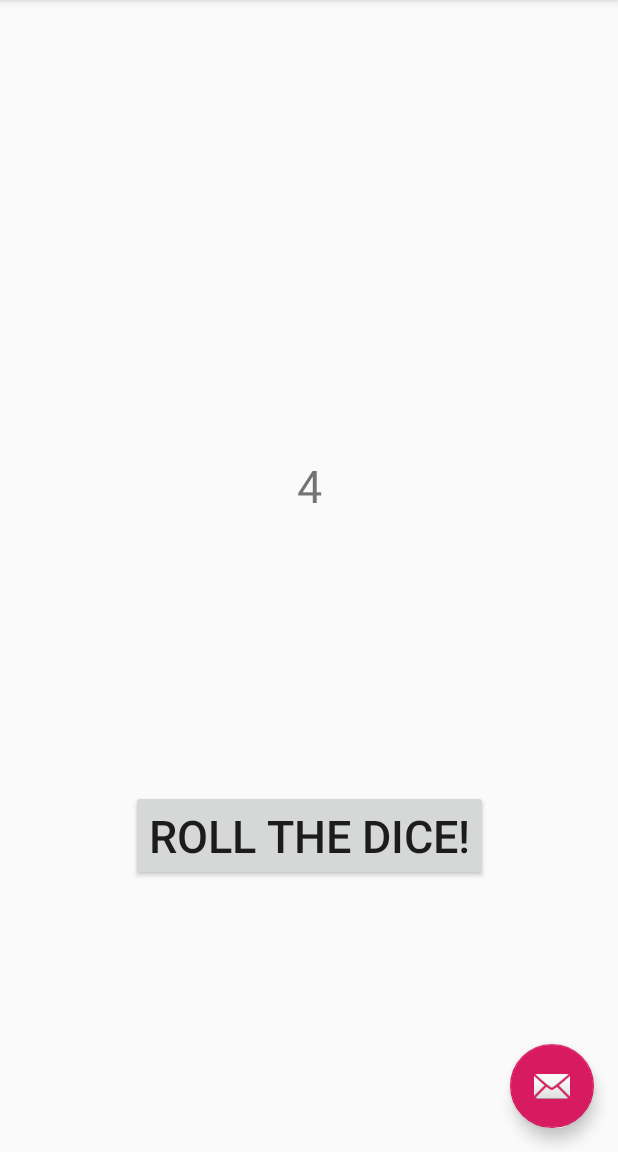
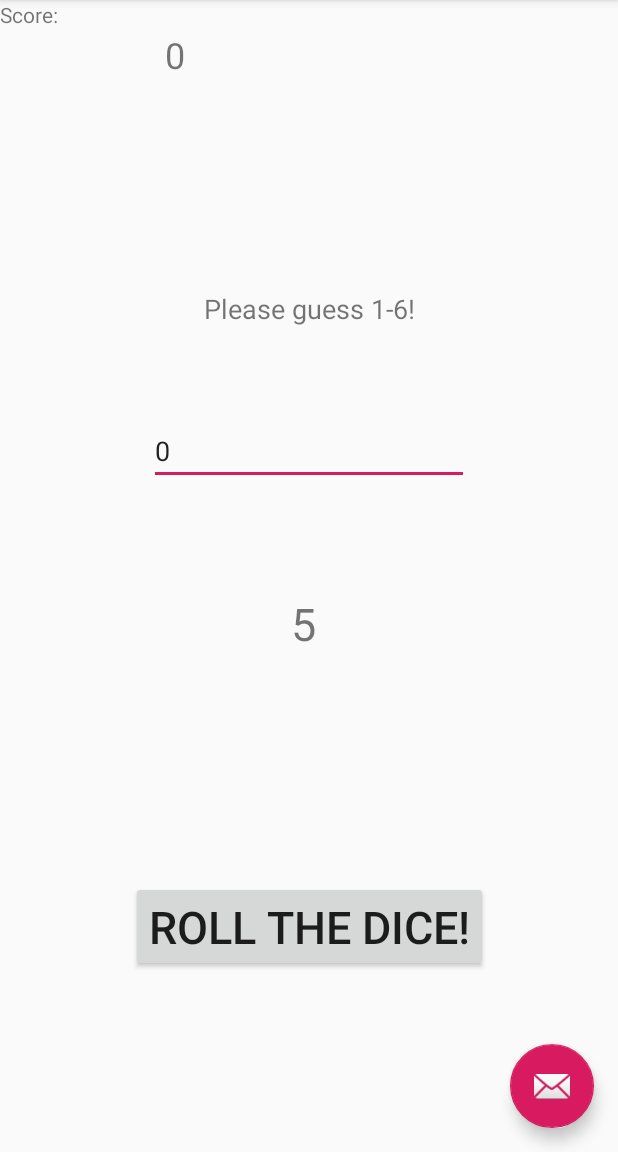
Before and after one commit to ASafi99/DiceRoller, an Android app: the screen it shows after launch (MainActivity), after a tap on "ROLL THE DICE!", on a phone screen of 412 x 824 dp, the part 84-1236 px from its top. Run offline under Robolectric (Android 15) with nearby library versions, the phone set to English and light mode, and no system bars.

Commit message:
Level two

```diff
--- a/app/src/main/java/com/example/diceroller/MainActivity.java
+++ b/app/src/main/java/com/example/diceroller/MainActivity.java
@@ -11,6 +11,8 @@ import androidx.appcompat.widget.Toolbar;
 import android.view.View;
 import android.view.Menu;
 import android.view.MenuItem;
+import android.widget.Button;
+import android.widget.EditText;
 import android.widget.TextView;
 import java.util.Random;
 
@@ -20,18 +22,70 @@ public class MainActivity extends AppCompatActivity {
     protected void onCreate(Bundle savedInstanceState) {
         super.onCreate(savedInstanceState);
         setContentView(R.layout.activity_main);
+        final TextView textOne = (TextView) findViewById(R.id.numberTextView);
+        final TextView guessText = (TextView)findViewById(R.id.textView2);
+        final EditText userGuess = (EditText) findViewById(R.id.editText);
+        final TextView score = (TextView)findViewById(R.id.score);
+        Button pushMe = (Button) findViewById(R.id.button);
+
+
+
+
+
+
+
+
+
         Toolbar toolbar = findViewById(R.id.toolbar);
         setSupportActionBar(toolbar);
 
-        FloatingActionButton fab = findViewById(R.id.fab);
-        fab.setOnClickListener(new View.OnClickListener() {
-            @Override
-            public void onClick(View view) {
-                Snackbar.make(view, "Replace with your own action", Snackbar.LENGTH_LONG)
-                        .setAction("Action", null).show();
-            }
-        });
-    }
+            pushMe.setOnClickListener(new View.OnClickListener() {
+                @Override
+                public void onClick(View v) {
+
+                    int counter=0;
+
+                    score.setText(String.valueOf(counter));
+
+
+                    String randText = "";
+
+                    Random r = new Random();
+
+                    int number = r.nextInt(6) + 1;
+
+                    randText = Integer.toString(number);
+
+                    textOne.setText(randText);
+
+                    int userNumber = Integer.parseInt(userGuess.getText().toString());
+
+                    if(userNumber<1 || userNumber>6) {
+
+                        guessText.setText("Please guess 1-6!");
+
+                    } else if(userNumber==number){
+
+                        counter++;
+
+                        guessText.setText("Congratulations!");
+
+
+
+
+                    }else {
+                        guessText.setText("Try Again!");
+                    }
+
+
+
+
+                }
+    });
+
+
+        }
+
 
     @Override
     public boolean onCreateOptionsMenu(Menu menu) {
@@ -55,17 +109,8 @@ public class MainActivity extends AppCompatActivity {
         return super.onOptionsItemSelected(item);
     }
 
-    public void on_button_click(View view){
 
-        TextView tv = this.findViewById(R.id.numberTextView);
-
-        Random r = new Random();
-
-        int number = r.nextInt(6);
-
-        tv.setText(Integer.toString(number));
 
 
 
     }
-}
--- a/app/src/main/res/layout/content_main.xml
+++ b/app/src/main/res/layout/content_main.xml
@@ -13,19 +13,22 @@
         android:id="@+id/numberTextView"
         android:layout_width="wrap_content"
         android:layout_height="wrap_content"
-        android:text="Hello World!"
+        android:layout_marginLeft="24dp"
+        android:layout_marginTop="32dp"
+        android:layout_marginRight="32dp"
+        android:layout_marginBottom="32dp"
+        android:text="Dice"
         android:textSize="30sp"
         app:layout_constraintBottom_toBottomOf="parent"
         app:layout_constraintLeft_toLeftOf="parent"
         app:layout_constraintRight_toRightOf="parent"
         app:layout_constraintTop_toTopOf="parent"
-        app:layout_constraintVertical_bias="0.417" />
+        app:layout_constraintVertical_bias="0.548" />
 
     <Button
         android:id="@+id/button"
         android:layout_width="wrap_content"
         android:layout_height="wrap_content"
-        android:layout_marginBottom="148dp"
         android:onClick="on_button_click"
         android:text="Roll the Dice!"
         android:textSize="30sp"
@@ -33,6 +36,54 @@
         app:layout_constraintEnd_toEndOf="parent"
         app:layout_constraintStart_toStartOf="parent"
         app:layout_constraintTop_toTopOf="parent"
-        app:layout_constraintVertical_bias="0.942" />
+        app:layout_constraintVertical_bias="0.83" />
+
+    <EditText
+        android:id="@+id/editText"
+        android:layout_width="wrap_content"
+        android:layout_height="wrap_content"
+        android:ems="10"
+        android:text = "0"
+        android:hint="Guess a number (1-6)"
+        android:inputType="textPersonName"
+        app:layout_constraintBottom_toBottomOf="parent"
+        app:layout_constraintEnd_toEndOf="parent"
+        app:layout_constraintStart_toStartOf="parent"
+        app:layout_constraintTop_toTopOf="parent"
+        app:layout_constraintVertical_bias="0.385" />
+
+    <TextView
+        android:id="@+id/textView2"
+        android:layout_width="wrap_content"
+        android:layout_height="wrap_content"
+        android:text="Guess the Dice Number!"
+        android:textSize="18sp"
+        app:layout_constraintBottom_toBottomOf="parent"
+        app:layout_constraintEnd_toEndOf="parent"
+        app:layout_constraintStart_toStartOf="parent"
+        app:layout_constraintTop_toTopOf="parent"
+        app:layout_constraintVertical_bias="0.26" />
+
+    <TextView
+        android:id="@+id/textView3"
+        android:layout_width="wrap_content"
+        android:layout_height="wrap_content"
+        android:text="Score:"
+        tools:layout_editor_absoluteX="60dp"
+        tools:layout_editor_absoluteY="21dp" />
+
+    <TextView
+        android:id="@+id/score"
+        android:layout_width="70dp"
+        android:layout_height="0dp"
+        android:layout_marginTop="20dp"
+        android:text="0"
+        android:textSize="24sp"
+        app:layout_constraintBottom_toBottomOf="parent"
+        app:layout_constraintEnd_toEndOf="parent"
+        app:layout_constraintHorizontal_bias="0.322"
+        app:layout_constraintStart_toStartOf="parent"
+        app:layout_constraintTop_toTopOf="parent"
+        app:layout_constraintVertical_bias="0.0" />
 
 </androidx.constraintlayout.widget.ConstraintLayout>
```
